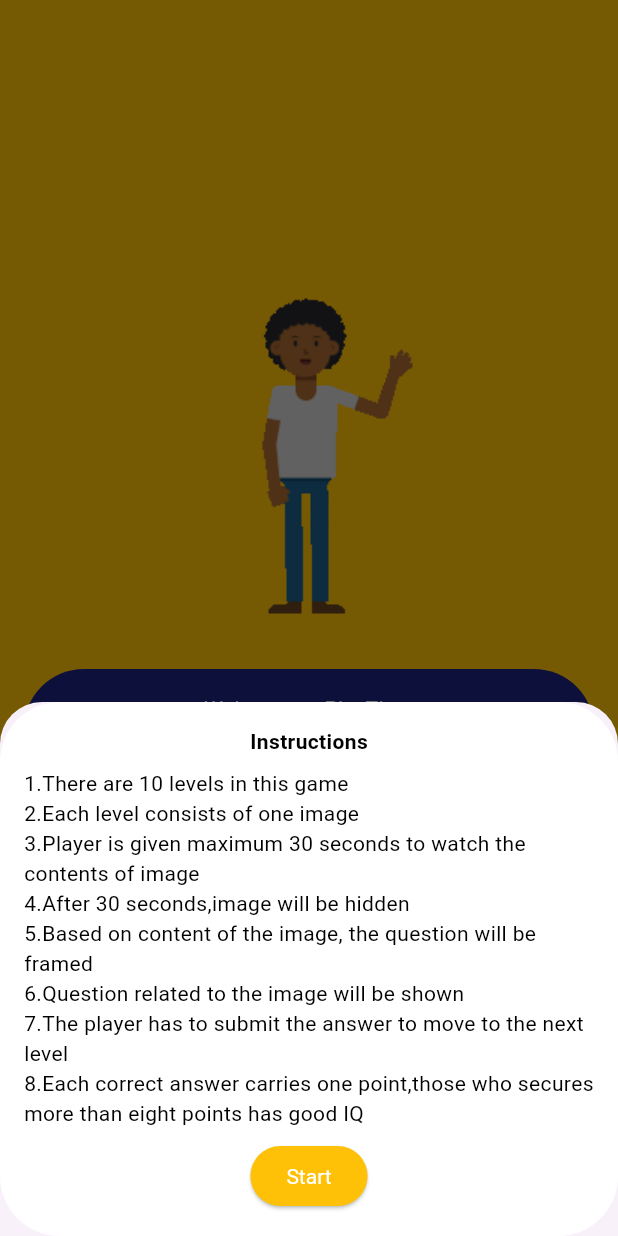
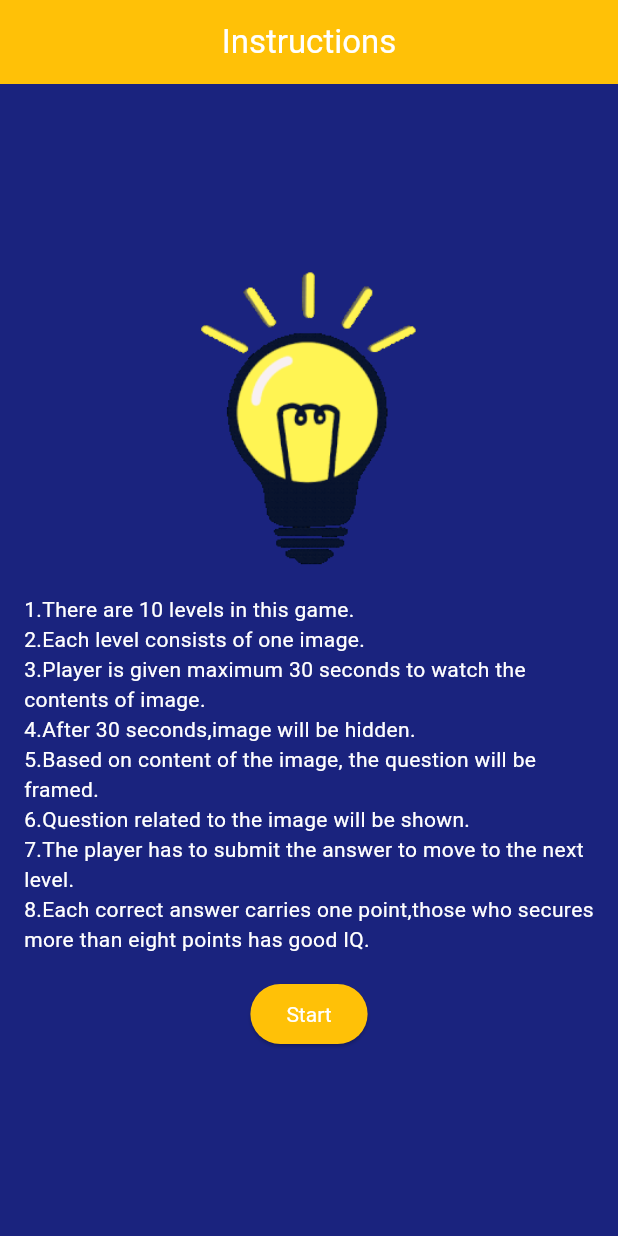
Before and after one commit to balajinithi1999/fun_play, a Flutter app: the screen it shows after launch, after a tap on "Start", on a phone screen of 412 x 824 dp. Run offline on Flutter 3.47's test engine with Material 3 defaults, Android fonts, the phone set to English and light mode, and no system bars.

Commit message:
added instructiion view

```diff
--- a/lib/homepage/data.dart
+++ b/lib/homepage/data.dart
@@ -145,12 +145,12 @@ class DataRepository {
 }
 
 List<String> rules = [
-  "1.There are 10 levels in this game",
-  "2.Each level consists of one image",
-  "3.Player is given maximum 30 seconds to watch the contents of image",
-  "4.After 30 seconds,image will be hidden",
-  "5.Based on content of the image, the question will be framed",
-  "6.Question related to the image will be shown",
-  "7.The player has to submit the answer to move to the next level",
-  "8.Each correct answer carries one point,those who secures more than eight points has good IQ"
+  "1.There are 10 levels in this game.",
+  "2.Each level consists of one image.",
+  "3.Player is given maximum 30 seconds to watch the contents of image.",
+  "4.After 30 seconds,image will be hidden.",
+  "5.Based on content of the image, the question will be framed.",
+  "6.Question related to the image will be shown.",
+  "7.The player has to submit the answer to move to the next level.",
+  "8.Each correct answer carries one point,those who secures more than eight points has good IQ."
 ];
--- a/lib/homepage/game_view.dart
+++ b/lib/homepage/game_view.dart
@@ -49,7 +49,9 @@ class _GameViewState extends State<GameView> {
 
   @override
   Widget build(BuildContext context) {
-    return Scaffold(
+    return PopScope(
+      canPop: false,
+      child: Scaffold(
         backgroundColor: Utils.secondaryColor,
         appBar: AppBar(
           automaticallyImplyLeading: false,
@@ -164,6 +166,7 @@ class _GameViewState extends State<GameView> {
             ),
           ),
         ),
+      ),
     );
   }
 }
--- a/lib/homepage/homepage_view.dart
+++ b/lib/homepage/homepage_view.dart
@@ -1,6 +1,5 @@
 import 'package:flutter/material.dart';
-import 'package:fun_play/homepage/data.dart';
-import 'package:fun_play/homepage/game_view.dart';
+import 'package:fun_play/homepage/instructions_view.dart';
 import 'package:fun_play/utils.dart';
 
 class HomepageView extends StatefulWidget {
@@ -71,74 +70,13 @@ class _HomepageViewState extends State<HomepageView> {
                         backgroundColor: Utils.primaryColor,
                       ),
                       onPressed: () async {
-                        await showModalBottomSheet(
-                          context: context,
+                        Navigator.of(context).push(MaterialPageRoute(
                           builder: (context) {
-                            return Container(
-                              width: double.infinity,
-                              padding: EdgeInsets.all(
-                                16,
-                              ),
-                              decoration: BoxDecoration(
-                                color: Colors.white,
-                                borderRadius: BorderRadius.circular(
-                                  40,
-                                ),
-                              ),
-                              child: Column(
-                                mainAxisSize: MainAxisSize.min,
-                                children: [
-                                  Text(
-                                    "Instructions",
-                                    style: Utils.textStyle.copyWith(
-                                      color: Colors.black,
-                                      fontWeight: FontWeight.bold,
-                                    ),
-                                  ),
-                                  const SizedBox(
-                                    height: 8,
-                                  ),
-                                  ListView.builder(
-                                    itemCount: rules.length,
-                                    shrinkWrap: true,
-                                    itemBuilder: (context, index) {
-                                      return Text(
-                                        rules[index],
-                                        style: Utils.textStyle.copyWith(
-                                          color: Colors.black,
-                                        ),
-                                      );
-                                    },
-                                  ),
-                                  const SizedBox(
-                                    height: 8,
-                                  ),
-                                  ElevatedButton(
-                                    style: ElevatedButton.styleFrom(
-                                      textStyle: Utils.textStyle,
-                                      backgroundColor: Utils.primaryColor,
-                                    ),
-                                    onPressed: () {
-                                      Navigator.of(context).pop();
-                                      Navigator.of(context)
-                                          .push(MaterialPageRoute(
-                                        builder: (context) {
-                                          return GameView(
-                                            name: name,
-                                          );
-                                        },
-                                      ));
-                                    },
-                                    child: Text(
-                                      "Start",
-                                      style: Utils.textStyle,
-                                    ),
-                                  ),
-                                ],
-                              ),
+                            return InstructionsView(
+                              name: name,
                             );
                           },
-                        );
+                        ));
                       },
                       child: Text(
                         "Start",
--- /dev/null
+++ b/lib/homepage/instructions_view.dart
@@ -0,0 +1,81 @@
+import 'package:flutter/material.dart';
+import 'package:fun_play/homepage/data.dart';
+import 'package:fun_play/homepage/game_view.dart';
+import 'package:fun_play/utils.dart';
+
+class InstructionsView extends StatelessWidget {
+  final String name;
+  const InstructionsView({
+    super.key,
+    required this.name,
+  });
+
+  @override
+  Widget build(BuildContext context) {
+    return Scaffold(
+      backgroundColor: Utils.secondaryColor,
+      appBar: AppBar(
+        automaticallyImplyLeading: false,
+        backgroundColor: Utils.primaryColor,
+        title: Text(
+          "Instructions",
+          style: Utils.textStyle,
+        ),
+        centerTitle: true,
+      ),
+      body: SafeArea(
+        child: Center(
+          child: Padding(
+            padding: const EdgeInsets.all(
+              16.0,
+            ),
+            child: Column(
+              mainAxisSize: MainAxisSize.min,
+              children: [
+                Image.asset(
+                  "assets/idea.gif",
+                  height: 200,
+                ),
+                const SizedBox(
+                  height: 16,
+                ),
+                ListView.builder(
+                  itemCount: rules.length,
+                  shrinkWrap: true,
+                  itemBuilder: (context, index) {
+                    return Text(
+                      rules[index],
+                      style: Utils.textStyle,
+                    );
+                  },
+                ),
+                const SizedBox(
+                  height: 16,
+                ),
+                ElevatedButton(
+                  style: ElevatedButton.styleFrom(
+                    textStyle: Utils.textStyle,
+                    backgroundColor: Utils.primaryColor,
+                  ),
+                  onPressed: () {
+                    Navigator.of(context).push(MaterialPageRoute(
+                      builder: (context) {
+                        return GameView(
+                          name: name,
+                        );
+                      },
+                    ));
+                  },
+                  child: Text(
+                    "Start",
+                    style: Utils.textStyle,
+                  ),
+                ),
+              ],
+            ),
+          ),
+        ),
+      ),
+    );
+  }
+}
--- a/lib/homepage/result_view.dart
+++ b/lib/homepage/result_view.dart
@@ -18,7 +18,9 @@ class ResultView extends StatefulWidget {
 class _ResultViewState extends State<ResultView> {
   @override
   Widget build(BuildContext context) {
-    return Scaffold(
+    return PopScope(
+      canPop: false,
+      child: Scaffold(
         backgroundColor: Utils.secondaryColor,
         appBar: AppBar(
           automaticallyImplyLeading: false,
@@ -72,6 +74,7 @@ class _ResultViewState extends State<ResultView> {
             ),
           ),
         ),
+      ),
     );
   }
 }
```
Also changed, not shown: assets/idea.gif (added). Lines whose indentation alone changed are shown as unchanged.
